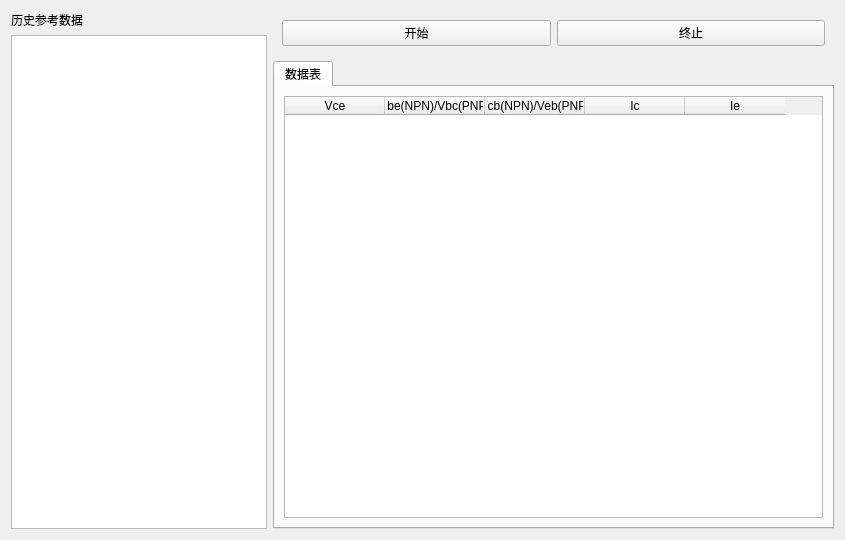
The window that new/exec/exec.ui (Joker2387089590/MIL-STD-750) describes before a commit, drawn with Qt 5.
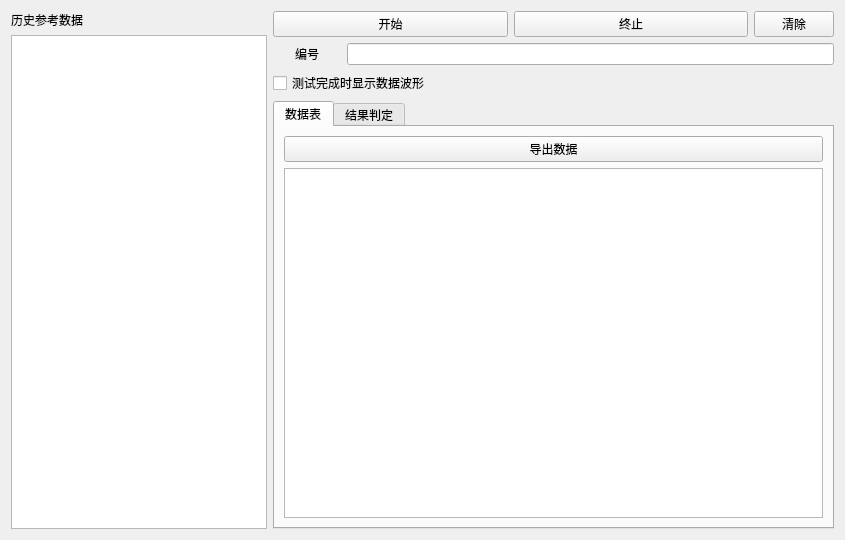
The same window after the commit.

What changed in the file:
```diff
--- a/new/exec/exec.ui
+++ b/new/exec/exec.ui
@@ -28,25 +28,92 @@
    <item>
     <layout class="QVBoxLayout" name="verticalLayout_3">
      <item>
-      <widget class="QWidget" name="wRunning" native="true">
-       <layout class="QHBoxLayout" name="horizontalLayout_2">
+      <layout class="QHBoxLayout" name="horizontalLayout_4" stretch="1,0">
+       <item>
+        <widget class="QWidget" name="wRunning" native="true">
+         <layout class="QHBoxLayout" name="horizontalLayout_2">
+          <property name="leftMargin">
+           <number>0</number>
+          </property>
+          <property name="topMargin">
+           <number>0</number>
+          </property>
+          <property name="rightMargin">
+           <number>0</number>
+          </property>
+          <property name="bottomMargin">
+           <number>0</number>
+          </property>
+          <item>
+           <widget class="QPushButton" name="btnStart">
+            <property name="text">
+             <string>开始</string>
+            </property>
+           </widget>
+          </item>
+          <item>
+           <widget class="QPushButton" name="btnStop">
+            <property name="text">
+             <string>终止</string>
+            </property>
+           </widget>
+          </item>
+         </layout>
+        </widget>
+       </item>
+       <item>
+        <widget class="QPushButton" name="btnClear">
+         <property name="text">
+          <string>清除</string>
+         </property>
+        </widget>
+       </item>
+      </layout>
+     </item>
+     <item>
+      <widget class="QWidget" name="wNo" native="true">
+       <layout class="QHBoxLayout" name="horizontalLayout">
+        <property name="leftMargin">
+         <number>0</number>
+        </property>
+        <property name="topMargin">
+         <number>0</number>
+        </property>
+        <property name="rightMargin">
+         <number>0</number>
+        </property>
+        <property name="bottomMargin">
+         <number>0</number>
+        </property>
         <item>
-         <widget class="QPushButton" name="btnStart">
+         <widget class="QLabel" name="label_2">
+          <property name="minimumSize">
+           <size>
+            <width>68</width>
+            <height>0</height>
+           </size>
+          </property>
           <property name="text">
-           <string>开始</string>
+           <string>编号</string>
+          </property>
+          <property name="alignment">
+           <set>Qt::AlignmentFlag::AlignCenter</set>
           </property>
          </widget>
         </item>
         <item>
-         <widget class="QPushButton" name="btnStop">
-          <property name="text">
-           <string>终止</string>
-          </property>
-         </widget>
+         <widget class="QLineEdit" name="editNo"/>
         </item>
        </layout>
       </widget>
      </item>
+     <item>
+      <widget class="QCheckBox" name="checkPlot">
+       <property name="text">
+        <string>测试完成时显示数据波形</string>
+       </property>
+      </widget>
+     </item>
      <item>
       <widget class="QTabWidget" name="tabWidget">
        <property name="currentIndex">
@@ -56,35 +123,33 @@
         <attribute name="title">
          <string>数据表</string>
         </attribute>
-        <layout class="QGridLayout" name="gridLayout_2">
-         <item row="0" column="0">
-          <widget class="QTableWidget" name="table">
-           <column>
-            <property name="text">
-             <string>Vce</string>
-            </property>
-           </column>
-           <column>
-            <property name="text">
-             <string>Vbe(NPN)/Vbc(PNP)</string>
-            </property>
-           </column>
-           <column>
-            <property name="text">
-             <string>Vcb(NPN)/Veb(PNP)</string>
-            </property>
-           </column>
-           <column>
-            <property name="text">
-             <string>Ic</string>
-            </property>
-           </column>
-           <column>
-            <property name="text">
-             <string>Ie</string>
-            </property>
-           </column>
+        <layout class="QVBoxLayout" name="verticalLayout">
+         <item>
+          <widget class="QPushButton" name="btnExportData">
+           <property name="text">
+            <string>导出数据</string>
+           </property>
           </widget>
+         </item>
+         <item>
+          <widget class="QTableWidget" name="table"/>
+         </item>
+        </layout>
+       </widget>
+       <widget class="QWidget" name="tab">
+        <attribute name="title">
+         <string>结果判定</string>
+        </attribute>
+        <layout class="QVBoxLayout" name="verticalLayout_4">
+         <item>
+          <widget class="QPushButton" name="btnExportResult">
+           <property name="text">
+            <string>导出判定</string>
+           </property>
+          </widget>
+         </item>
+         <item>
+          <widget class="QTableWidget" name="tableResult"/>
          </item>
         </layout>
        </widget>
```
